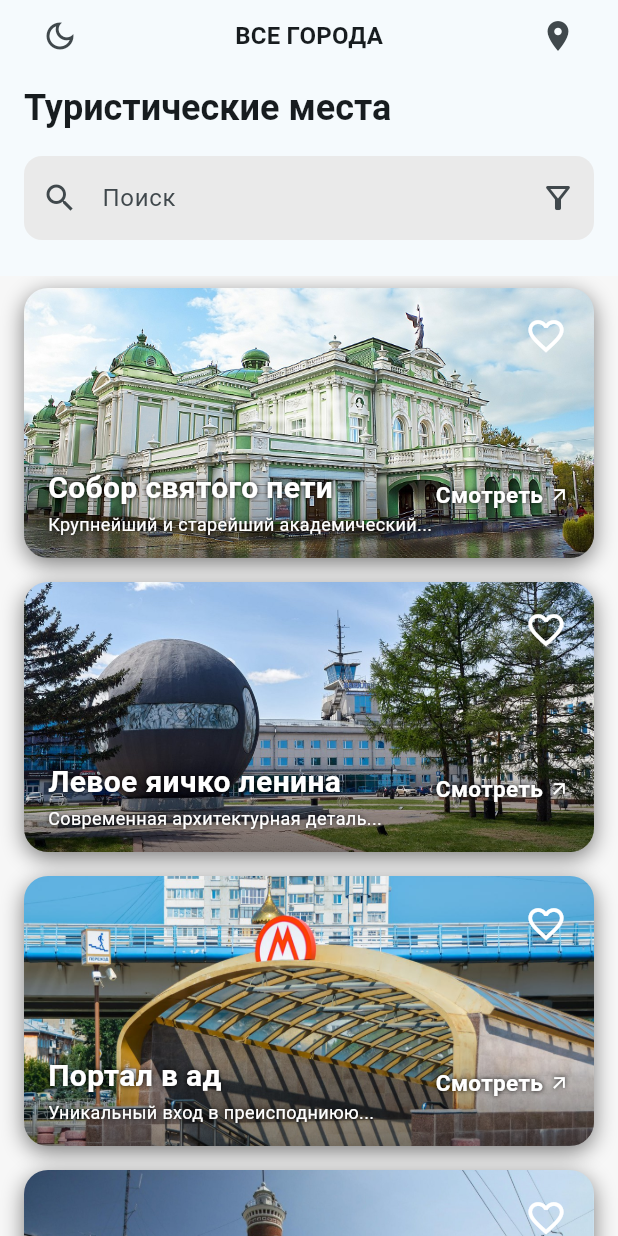
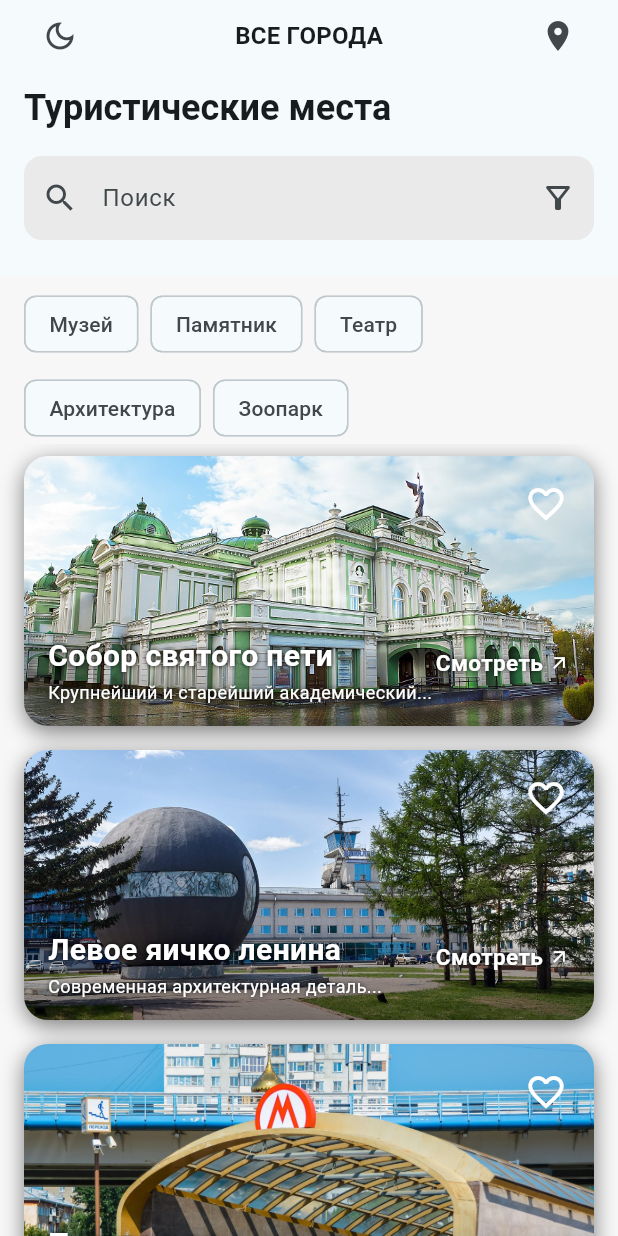
Before and after one commit to Chaizee/Travel_guide_project, a Flutter app: the TouristHomePage screen opened directly, on a phone screen of 412 x 824 dp. Run offline on Flutter 3.47's test engine with Material 3 defaults, Android fonts, the phone set to English and light mode, and no system bars; our stand-ins replace shared_preferences; accounts and stored records are empty; Roboto replaces fonts that are missing (Raleway).

Commit message:
feat: add category filters and integrate into home list

```diff
--- a/lib/data/tourist_places.dart
+++ b/lib/data/tourist_places.dart
@@ -8,6 +8,7 @@ class TouristPlace {
   final double latitude;
   final double longitude;
   final String city;
+  final String category; // e.g., Музей, Парк, Памятник, Театр, Архитектура, Зоопарк
 
   TouristPlace({
     required this.title,
@@ -19,6 +20,7 @@ class TouristPlace {
     required this.latitude,
     required this.longitude,
     required this.city,
+    required this.category,
   });
 
   TouristPlace copyWith({bool? isFavorite}) {
@@ -32,6 +34,7 @@ class TouristPlace {
       latitude: latitude,
       longitude: longitude,
       city: city,
+      category: category,
     );
   }
 }
@@ -47,6 +50,7 @@ List<TouristPlace> places = [
     latitude: 54.9889,
     longitude: 73.3686,
     city: 'Омск',
+    category: 'Архитектура',
   ),
   TouristPlace(
     title: 'Левое яичко ленина',
@@ -57,6 +61,7 @@ List<TouristPlace> places = [
     latitude: 54.9891,
     longitude: 73.3688,
     city: 'Омск',
+    category: 'Памятник',
   ),
   TouristPlace(
     title: 'Портал в ад',
@@ -67,6 +72,7 @@ List<TouristPlace> places = [
     latitude: 54.9875,
     longitude: 73.3650,
     city: 'Омск',
+    category: 'Архитектура',
   ),
   TouristPlace(
     title: 'Вышка 5G',
@@ -77,6 +83,7 @@ List<TouristPlace> places = [
     latitude: 54.9900,
     longitude: 73.3700,
     city: 'Омск',
+    category: 'Архитектура',
   ),
   TouristPlace(
     title: 'Дед палкой машет',
@@ -87,6 +94,7 @@ List<TouristPlace> places = [
     latitude: 54.9850,
     longitude: 73.3600,
     city: 'Омск',
+    category: 'Памятник',
   ),
 
   // Новосибирск
@@ -99,6 +107,7 @@ List<TouristPlace> places = [
     latitude: 55.0302,
     longitude: 82.9204,
     city: 'Новосибирск',
+    category: 'Театр',
   ),
   TouristPlace(
     title: 'Новосибирский зоопарк',
@@ -109,6 +118,7 @@ List<TouristPlace> places = [
     latitude: 55.0533,
     longitude: 82.9097,
     city: 'Новосибирск',
+    category: 'Зоопарк',
   ),
   TouristPlace(
     title: 'Музей железнодорожной техники',
@@ -119,6 +129,7 @@ List<TouristPlace> places = [
     latitude: 55.0189,
     longitude: 82.9336,
     city: 'Новосибирск',
+    category: 'Музей',
   ),
   TouristPlace(
     title: 'Памятник лабораторной мыши',
@@ -129,6 +140,7 @@ List<TouristPlace> places = [
     latitude: 54.8419,
     longitude: 83.0956,
     city: 'Новосибирск',
+    category: 'Памятник',
   ),
   TouristPlace(
     title: 'Собор Александра Невского',
@@ -139,5 +151,6 @@ List<TouristPlace> places = [
     latitude: 55.0208,
     longitude: 82.9247,
     city: 'Новосибирск',
+    category: 'Архитектура',
   ),
 ];
--- a/lib/screens/tourist_home_page.dart
+++ b/lib/screens/tourist_home_page.dart
@@ -22,6 +22,25 @@ class TouristHomePage extends StatelessWidget {
                     title: 'Туристические места',
                     searchHint: 'Поиск',
                     onSearchChanged: model.setHomeQuery,
+                  ),
+                  const SizedBox(height: 8),
+                  Padding(
+                    padding: const EdgeInsets.symmetric(horizontal: 16),
+                    child: Align(
+                      alignment: Alignment.centerLeft,
+                      child: Wrap(
+                        spacing: 8,
+                        runSpacing: 8,
+                        children: [
+                          for (final cat in model.availableCategories)
+                            FilterChip(
+                              label: Text(cat),
+                              selected: model.selectedCategories.contains(cat),
+                              onSelected: (_) => model.toggleCategory(cat),
+                            ),
+                        ],
+                      ),
+                    ),
                   ),
                 ],
               ),
--- a/lib/state/favorites_model.dart
+++ b/lib/state/favorites_model.dart
@@ -12,6 +12,7 @@ class FavoritesModel extends ChangeNotifier {
   String _homeQuery = '';
   String _favoritesQuery = '';
   String _selectedCity = 'Все города';
+  final Set<String> _selectedCategories = <String>{};
 
   List<TouristPlace> get allPlaces => _places;
 
@@ -22,6 +23,19 @@ class FavoritesModel extends ChangeNotifier {
     cities.insert(0, 'Все города');
     return cities;
   }
+
+  // Fixed set of suggested categories for filtering on Home
+  static const List<String> suggestedCategories = <String>[
+    'Музей', 'Парк', 'Памятник', 'Театр', 'Архитектура', 'Зоопарк'
+  ];
+
+  List<String> get availableCategories {
+    final fromData = _places.map((p) => p.category).toSet().toList();
+    // Keep consistent order; include only those present
+    return suggestedCategories.where((c) => fromData.contains(c)).toList();
+  }
+
+  Set<String> get selectedCategories => _selectedCategories;
 
   List<int> get favoriteIndexes {
     final result = <int>[];
@@ -44,6 +58,20 @@ class FavoritesModel extends ChangeNotifier {
     notifyListeners();
   }
 
+  void toggleCategory(String category) {
+    if (_selectedCategories.contains(category)) {
+      _selectedCategories.remove(category);
+    } else {
+      _selectedCategories.add(category);
+    }
+    notifyListeners();
+  }
+
+  void clearCategories() {
+    _selectedCategories.clear();
+    notifyListeners();
+  }
+
   void setSelectedCity(String city) {
     _selectedCity = city;
     notifyListeners();
@@ -58,13 +86,19 @@ class FavoritesModel extends ChangeNotifier {
       filteredPlaces = filteredPlaces.where((p) => p.city == _selectedCity).toList();
     }
 
+    // Фильтр по категориям
+    if (_selectedCategories.isNotEmpty) {
+      filteredPlaces = filteredPlaces.where((p) => _selectedCategories.contains(p.category)).toList();
+    }
+
     // Фильтр по поисковому запросу
     final q = _homeQuery.trim().toLowerCase();
     if (q.isNotEmpty) {
       filteredPlaces = filteredPlaces.where((p) {
         return p.title.toLowerCase().contains(q) ||
                p.subtitle.toLowerCase().contains(q) ||
-               p.city.toLowerCase().contains(q);
+               p.city.toLowerCase().contains(q) ||
+               p.category.toLowerCase().contains(q);
       }).toList();
     }
 
```
